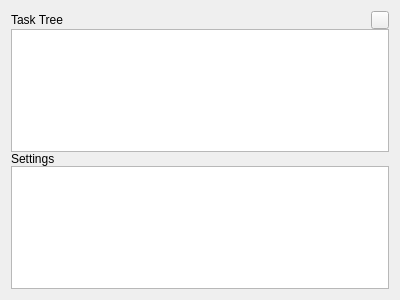
This is visualization/motion_planning_tasks/src/task_panel.ui in moveit/moveit_task_constructor as Qt 5 draws it before an edit. The edited form follows.
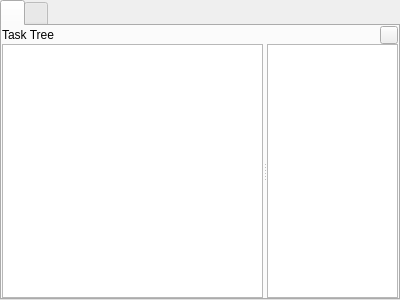
This is the edited form. Icons and pictures are not drawn. Custom widgets are drawn as their Qt base class.

Patch:
```diff
--- a/visualization/motion_planning_tasks/src/task_panel.ui
+++ b/visualization/motion_planning_tasks/src/task_panel.ui
@@ -17,6 +17,47 @@
    <property name="spacing">
     <number>0</number>
    </property>
+   <property name="leftMargin">
+    <number>0</number>
+   </property>
+   <property name="topMargin">
+    <number>0</number>
+   </property>
+   <property name="rightMargin">
+    <number>0</number>
+   </property>
+   <property name="bottomMargin">
+    <number>0</number>
+   </property>
+   <item>
+    <widget class="QTabWidget" name="tabWidget">
+     <property name="currentIndex">
+      <number>0</number>
+     </property>
+     <widget class="QWidget" name="tab_tasks">
+      <attribute name="icon">
+       <iconset resource="resources.qrc">
+        <normaloff>:/icons/tasks.png</normaloff>:/icons/tasks.png</iconset>
+      </attribute>
+      <attribute name="title">
+       <string/>
+      </attribute>
+      <layout class="QVBoxLayout" name="tab_tasks_layout">
+       <property name="spacing">
+        <number>0</number>
+       </property>
+       <property name="leftMargin">
+        <number>0</number>
+       </property>
+       <property name="topMargin">
+        <number>0</number>
+       </property>
+       <property name="rightMargin">
+        <number>0</number>
+       </property>
+       <property name="bottomMargin">
+        <number>0</number>
+       </property>
    <item>
     <layout class="QHBoxLayout" name="tasks_view_label_layout">
      <property name="spacing">
@@ -49,12 +90,78 @@
     </layout>
    </item>
    <item>
+        <widget class="QSplitter" name="splitter">
+         <property name="sizePolicy">
+          <sizepolicy hsizetype="Expanding" vsizetype="Expanding">
+           <horstretch>0</horstretch>
+           <verstretch>0</verstretch>
+          </sizepolicy>
+         </property>
+         <property name="orientation">
+          <enum>Qt::Horizontal</enum>
+         </property>
     <widget class="moveit_rviz_plugin::TaskListView" name="tasks_view">
+          <property name="sizePolicy">
+           <sizepolicy hsizetype="Preferred" vsizetype="Expanding">
+            <horstretch>2</horstretch>
+            <verstretch>0</verstretch>
+           </sizepolicy>
+          </property>
      <property name="contextMenuPolicy">
       <enum>Qt::ActionsContextMenu</enum>
      </property>
-    </widget>
-   </item>
+          <attribute name="headerStretchLastSection">
+           <bool>false</bool>
+          </attribute>
+         </widget>
+         <widget class="moveit_rviz_plugin::AutoAdjustingTreeView" name="solutions_view">
+          <property name="sizePolicy">
+           <sizepolicy hsizetype="Preferred" vsizetype="Expanding">
+            <horstretch>1</horstretch>
+            <verstretch>0</verstretch>
+           </sizepolicy>
+          </property>
+          <property name="rootIsDecorated">
+           <bool>false</bool>
+          </property>
+          <property name="uniformRowHeights">
+           <bool>true</bool>
+          </property>
+          <property name="sortingEnabled">
+           <bool>true</bool>
+          </property>
+          <attribute name="headerStretchLastSection">
+           <bool>false</bool>
+          </attribute>
+         </widget>
+        </widget>
+       </item>
+      </layout>
+     </widget>
+     <widget class="QWidget" name="tab_settings">
+      <attribute name="icon">
+       <iconset resource="resources.qrc">
+        <normaloff>:/icons/settings.png</normaloff>:/icons/settings.png</iconset>
+      </attribute>
+      <attribute name="title">
+       <string/>
+      </attribute>
+      <layout class="QVBoxLayout" name="tab_settings_layout">
+       <property name="spacing">
+        <number>0</number>
+       </property>
+       <property name="leftMargin">
+        <number>0</number>
+       </property>
+       <property name="topMargin">
+        <number>0</number>
+       </property>
+       <property name="rightMargin">
+        <number>0</number>
+       </property>
+       <property name="bottomMargin">
+        <number>0</number>
+       </property>
    <item>
     <widget class="QLabel" name="settings_view_label">
      <property name="text">
@@ -66,6 +173,10 @@
     <widget class="rviz::PropertyTreeWidget" name="settings_view"/>
    </item>
   </layout>
+     </widget>
+    </widget>
+   </item>
+  </layout>
   <action name="actionRemoveTaskTreeRows">
    <property name="text">
     <string>Remove</string>
@@ -97,6 +208,11 @@
    <extends>QTreeView</extends>
    <header>task_list_model.h</header>
   </customwidget>
+  <customwidget>
+   <class>moveit_rviz_plugin::AutoAdjustingTreeView</class>
+   <extends>QTreeView</extends>
+   <header>task_list_model.h</header>
+  </customwidget>
  </customwidgets>
  <resources/>
  <connections/>
```
Left out of the diff: 10 changed lines with no effect on the pictures. Lines whose indentation alone changed are shown as unchanged.
